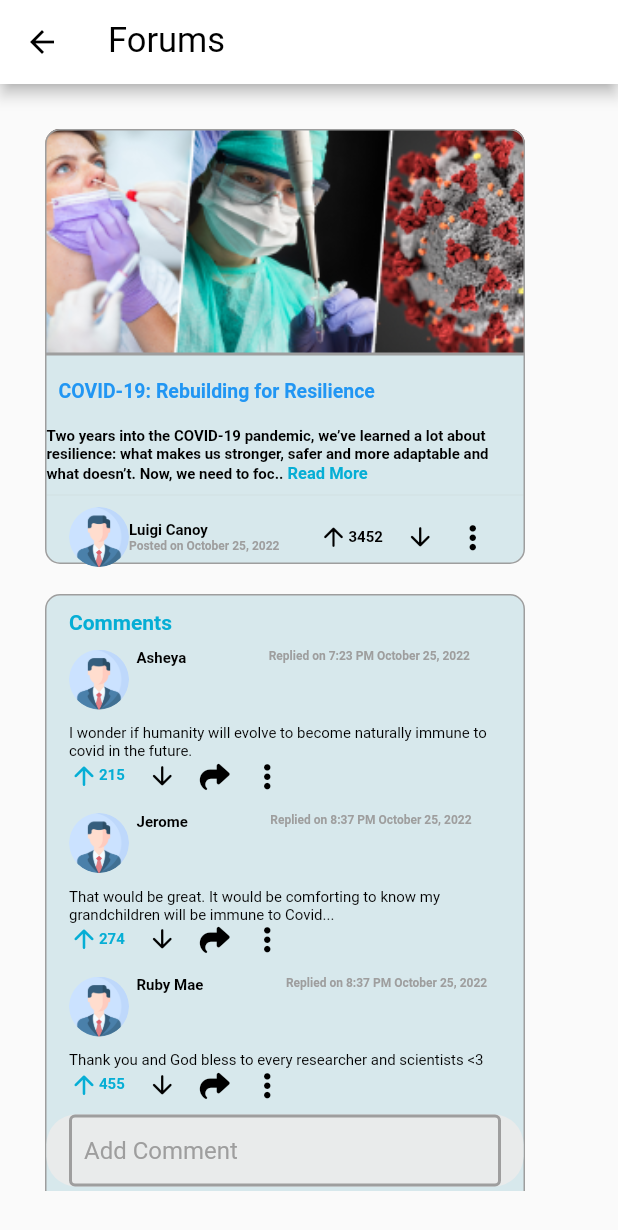
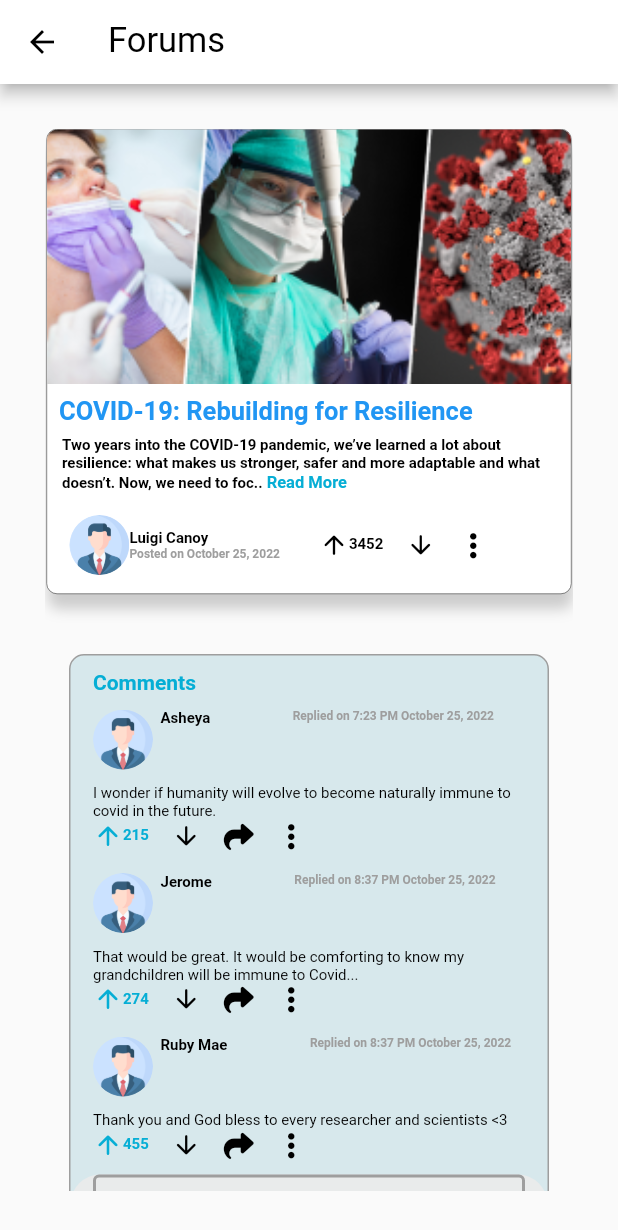
Before and after one commit to denverthjhay/DAN, a Flutter app: the forumsWidget screen opened directly, on a phone screen of 412 x 824 dp. Shown: the top 1230 px of the screen. Run offline on Flutter 3.47's test engine with Material 2 defaults, Android fonts, the phone set to English and light mode, and no system bars; our stand-ins replace dotted_border, font_awesome_flutter; Roboto replaces fonts that are missing (DM Sans).

Commit message:
adjusted screen health forum

```diff
--- a/digital_aid_nurse/lib/createaccount.dart
+++ b/digital_aid_nurse/lib/createaccount.dart
@@ -1,5 +1,4 @@
 import 'package:flutter/material.dart';
-import 'package:font_awesome_flutter/font_awesome_flutter.dart';
 import './loginscreen.dart';
 
 class createaccountscreenWidget extends StatefulWidget {
--- a/digital_aid_nurse/lib/forums.dart
+++ b/digital_aid_nurse/lib/forums.dart
@@ -14,41 +14,46 @@ class _forumsWidgetState extends State<forumsWidget> {
       body: Padding(
         padding: const EdgeInsets.all(30),
         child: SingleChildScrollView(
+          child: Center(
             child: Column(
               children: [
                 Container(
-                height: 150.0,
-                width: 320.0,
+                  height: 310,
+                  width: 350.0,
                   decoration: BoxDecoration(
+                    color: Colors.white,
+                    border: Border.all(color: Colors.black, width: 0.3),
+                    borderRadius: BorderRadius.all(Radius.circular(7)),
+                    boxShadow: [
+                      BoxShadow(
+                        color: Colors.grey.withOpacity(0.5),
+                        blurRadius: 7,
+                        offset: Offset(1, 10),
+                      ),
+                    ],
+                  ),
+                  child: Column(children: [
+                    Container(
+                        height: 170.0,
+                        width: 350.0,
+                        decoration: BoxDecoration(
+                          borderRadius: BorderRadius.only(
+                              topRight: Radius.circular(7.0),
+                              topLeft: Radius.circular(7.0)),
                           image: DecorationImage(
                             image: AssetImage('assets/images/Rectangle114.png'),
                             fit: BoxFit.cover,
                           ),
-                  border: Border.all(color: Colors.grey, width: 1),
-                  borderRadius: BorderRadius.only(
-                      topRight: const Radius.circular(10.0),
-                      topLeft: const Radius.circular(10.0)),
-                ),
-              ),
+                        )),
                     Container(
-                height: 140.0,
-                width: 320.0,
-                decoration: BoxDecoration(
-                  color: Color.fromRGBO(215, 232, 236, 1),
-                  border: Border.all(color: Colors.grey, width: 1),
-                  borderRadius: BorderRadius.only(
-                      bottomLeft: const Radius.circular(10.0),
-                      bottomRight: const Radius.circular(10.0)),
-                ),
-                child: Column(children: [
-                  Align(
+                        height: 35,
                         alignment: Alignment.centerLeft,
                         child: TextButton(
                           style: TextButton.styleFrom(
                             textStyle: const TextStyle(
                               color: Color.fromRGBO(6, 174, 213, 1),
                               fontFamily: 'DM Sans',
-                            fontSize: 13,
+                              fontSize: 17,
                               fontWeight: FontWeight.bold,
                             ),
                           ),
@@ -62,8 +67,8 @@ class _forumsWidgetState extends State<forumsWidget> {
                             );
                           },
                         )),
-                  Align(
-                    alignment: Alignment.centerLeft,
+                    Container(
+                      padding: EdgeInsets.only(left: 10),
                       child: RichText(
                         text: TextSpan(
                           text:
@@ -86,9 +91,8 @@ class _forumsWidgetState extends State<forumsWidget> {
                         ),
                       ),
                     ),
-                  const Divider(
-                    color: Colors.grey,
-                    thickness: 0.08, //thicknes
+                    SizedBox(
+                      height: 15,
                     ),
                     Row(children: [
                       Align(
@@ -101,7 +105,8 @@ class _forumsWidgetState extends State<forumsWidget> {
                             decoration: BoxDecoration(
                               shape: BoxShape.circle,
                               image: DecorationImage(
-                                image: AssetImage('assets/images/someone.png'),
+                                  image:
+                                      AssetImage('assets/images/someone.png'),
                                   fit: BoxFit.fill),
                             ),
                           ),
@@ -167,6 +172,11 @@ class _forumsWidgetState extends State<forumsWidget> {
                     ]),
                   ]),
                 ),
+                SizedBox(
+                  height: 20,
+                ),
+                ////////////////////========================
+
                 const SizedBox(
                   height: 20,
                 ),
@@ -531,6 +541,7 @@ class _forumsWidgetState extends State<forumsWidget> {
             ),
           ),
         ),
+      ),
     );
   }
 }
--- a/digital_aid_nurse/lib/medicinereminder.dart
+++ b/digital_aid_nurse/lib/medicinereminder.dart
@@ -1,6 +1,5 @@
 import 'package:flutter/material.dart';
 import 'package:dotted_border/dotted_border.dart';
-import 'package:font_awesome_flutter/font_awesome_flutter.dart';
 
 class medicinereminderWidget extends StatefulWidget {
   @override
```
Lines whose indentation alone changed are shown as unchanged.
